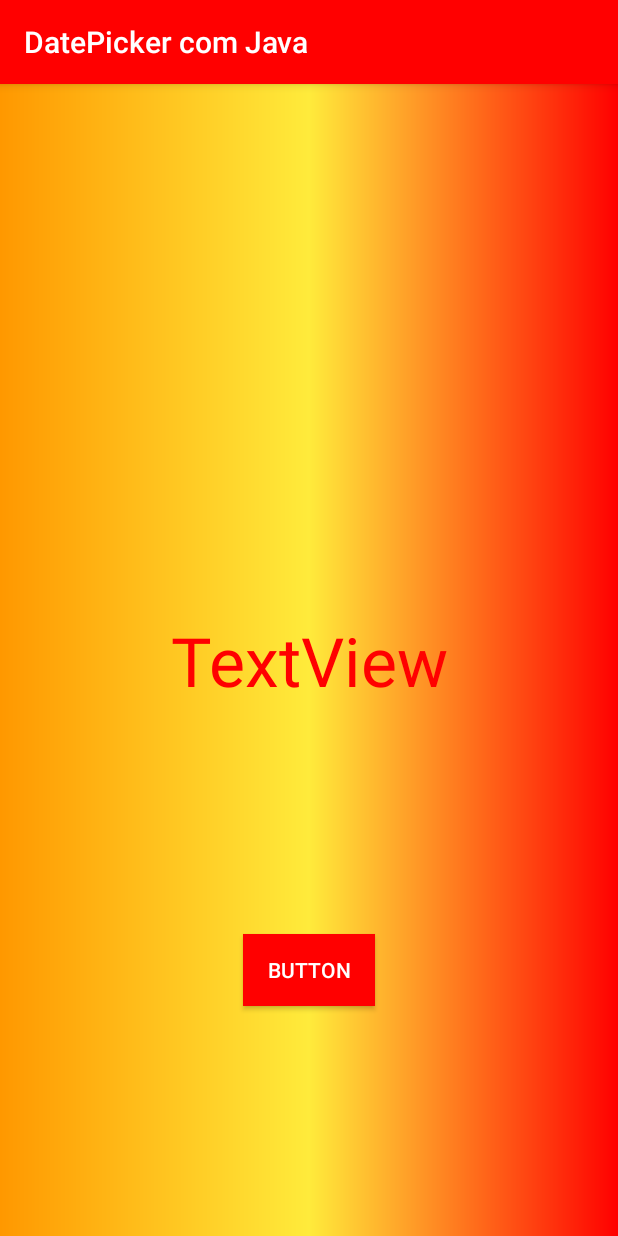
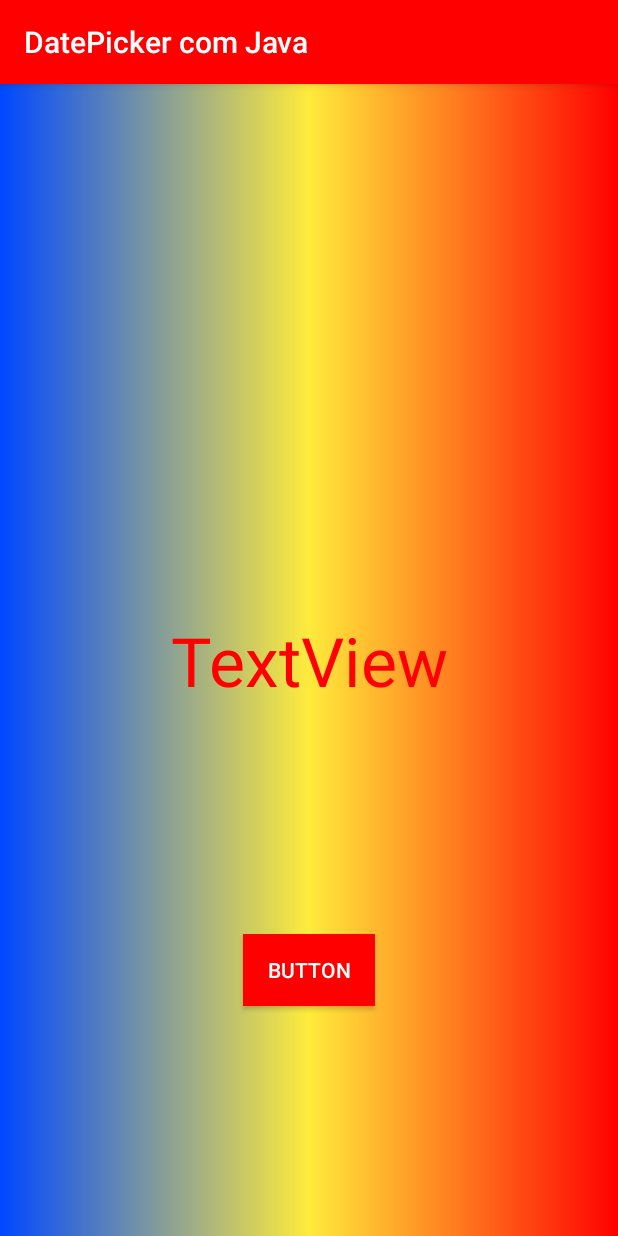
Before and after one commit to Sousa-Edson/EstudandoAndroid, an Android app: the screen it shows after launch (MainActivity), on a phone screen of 412 x 824 dp. Run offline under Robolectric (Android 15) with nearby library versions, the phone set to English and light mode, and no system bars.

Commit message:
date picker

```diff
--- a/DatePickercomJava/app/src/main/res/drawable/bg.xml
+++ b/DatePickercomJava/app/src/main/res/drawable/bg.xml
@@ -1,7 +1,7 @@
 <?xml version="1.0" encoding="utf-8"?>
 <shape xmlns:android="http://schemas.android.com/apk/res/android">
     <gradient
-        android:startColor="#FF9800"
+        android:startColor="#0048FF"
         android:centerColor="#FFEB3B"
         android:endColor="#FF0000"
 
```
